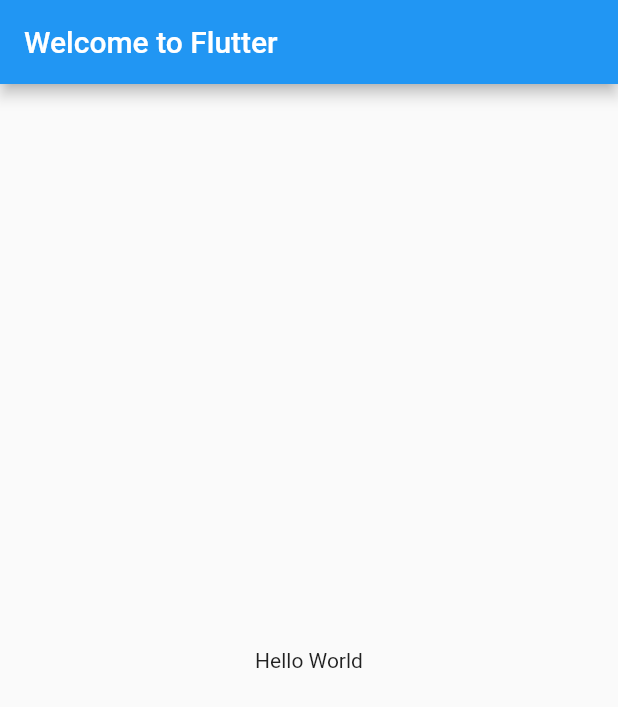
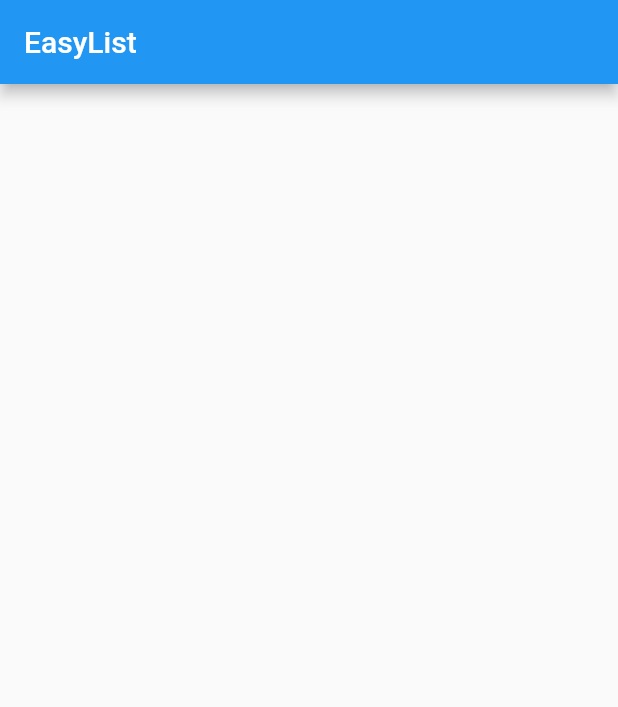
Before and after one commit to Shravandheep4/svce_pay, a Flutter app: the screen it shows after launch, on a phone screen of 412 x 824 dp. Shown: the top 707 px of the screen. Run offline on Flutter 3.47's test engine with Material 2 defaults, Android fonts, the phone set to English and light mode, and no system bars.

Commit message:
Erase helloworld content

```diff
--- a/lib/main.dart
+++ b/lib/main.dart
@@ -1,20 +1,20 @@
 import 'package:flutter/material.dart';
 
-void main() => runApp(MyApp());
+main(){
+	runApp(MyApp());
+}
 
-class MyApp extends StatelessWidget {
-  @override
-  Widget build(BuildContext context) {
+class MyApp extends StatelessWidget{
+
+	Widget build(context){
 		return MaterialApp(
-      title: 'Welcome to Flutter',
-      home: Scaffold(
+			home : Scaffold(
 				appBar: AppBar(
-          title: Text('Welcome to Flutter'),
-        ),
-        body: Center(
-          child: Text('Hello World'),
+					title:Text('EasyList')
 				),
 			),
+
 		);
 	}
+
 }
```
Lines whose indentation alone changed are shown as unchanged.
